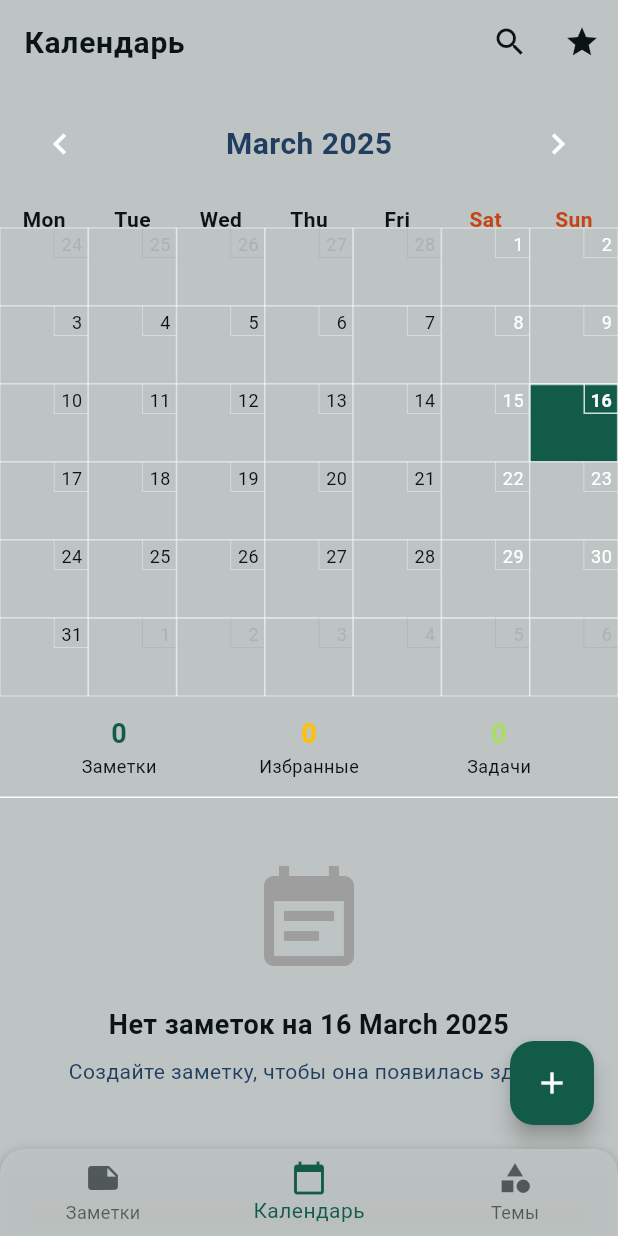
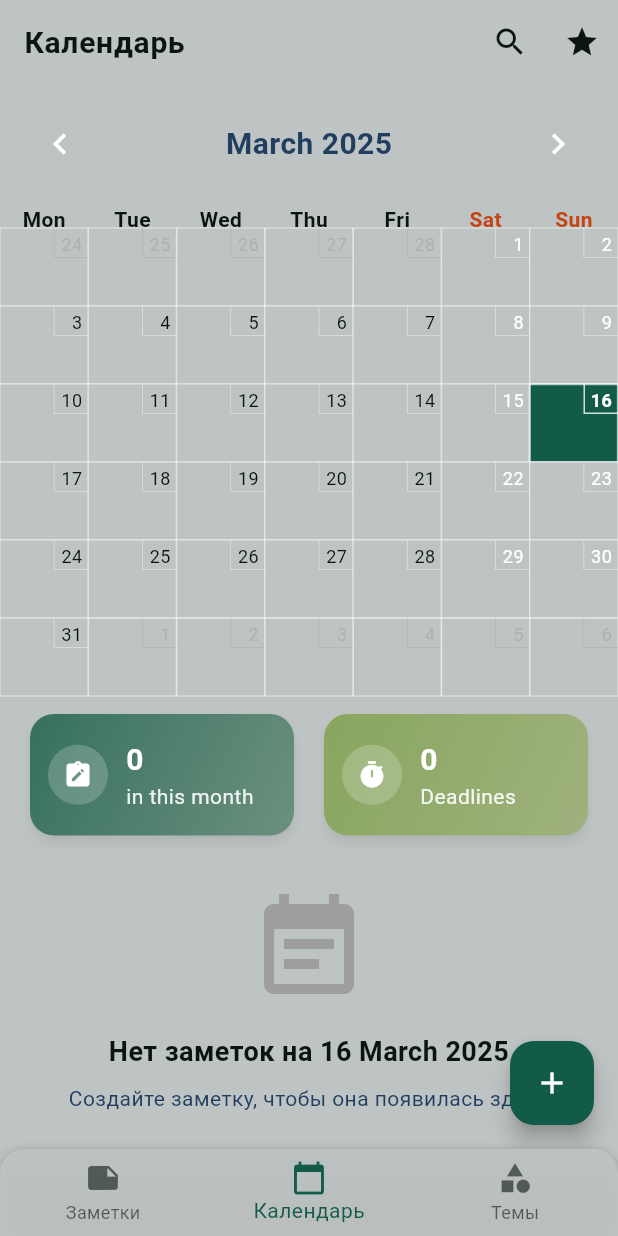
Before and after one commit to Artoxem/notelink, a Flutter app: the screen it shows after launch, item 2 of the bottom bar chosen, on a phone screen of 412 x 824 dp. Run offline on Flutter 3.47's test engine with Material 3 defaults, Android fonts, the phone set to English and light mode, and no system bars; drawn by our look-alikes of table_calendar; our stand-ins replace file_picker, flutter_markdown, image_picker, just_audio, permission_handler, shared_preferences and 1 more; missing offline and left inert: record; accounts and stored records are empty.

Commit message:
note editor fix

```diff
--- a/lib/main.dart
+++ b/lib/main.dart
@@ -1,6 +1,7 @@
 import 'package:flutter/material.dart';
 import 'package:provider/provider.dart';
 import 'package:shared_preferences/shared_preferences.dart';
+import 'package:flutter_localizations/flutter_localizations.dart'; // Добавляем импорт
 import 'providers/app_provider.dart';
 import 'providers/notes_provider.dart';
 import 'providers/themes_provider.dart';
@@ -63,6 +64,18 @@ class MyApp extends StatelessWidget {
           return MaterialApp(
             title: 'NoteLink',
             debugShowCheckedModeBanner: false,
+            // Добавляем настройки локализации
+            localizationsDelegates: const [
+              GlobalMaterialLocalizations.delegate,
+              GlobalWidgetsLocalizations.delegate,
+              GlobalCupertinoLocalizations.delegate,
+            ],
+            supportedLocales: const [
+              Locale('ru', 'RU'), // Russian
+              Locale('en', 'US'), // English
+            ],
+            locale: const Locale(
+                'ru', 'RU'), // Установка русской локализации по умолчанию
             theme: ThemeData(
               primaryColor: AppColors.primary,
               scaffoldBackgroundColor: AppColors.primary,
--- a/lib/screens/calendar_screen.dart
+++ b/lib/screens/calendar_screen.dart
@@ -838,6 +838,7 @@ class _CalendarScreenState extends State<CalendarScreen>
     );
   }
 
+  // счетчики под календарем
   Widget _buildMonthStats() {
     final notesProvider = Provider.of<NotesProvider>(context);
     final notes = notesProvider.notes;
@@ -848,116 +849,143 @@ class _CalendarScreenState extends State<CalendarScreen>
           note.createdAt.month == _focusedDay.month;
     }).toList();
 
-    // Считаем количество избранных и задач с дедлайнами
-    final favoriteNotes =
-        currentMonthNotes.where((note) => note.isFavorite).toList();
+    // Считаем количество задач с дедлайнами
     final tasksNotes =
         currentMonthNotes.where((note) => note.hasDeadline).toList();
-    final notesWithoutThemes =
-        currentMonthNotes.where((note) => note.themeIds.isEmpty).toList();
 
-    // Группируем заметки по темам для отображения в легенде
-    Map<String, int> themeNotesCount = {};
-    for (final note in currentMonthNotes) {
-      if (note.themeIds.isNotEmpty) {
-        final themeId = note.themeIds.first;
-        themeNotesCount[themeId] = (themeNotesCount[themeId] ?? 0) + 1;
-      }
-    }
-
-    return Column(
-      children: [
-        // Информационные блоки
-        Container(
-          padding: const EdgeInsets.symmetric(vertical: 12, horizontal: 16),
+    return Container(
+      margin: const EdgeInsets.symmetric(horizontal: 16, vertical: 8),
       child: Row(
         children: [
-              // Все заметки месяца
+          // Все заметки месяца - стильная карточка
           Expanded(
-                child: GestureDetector(
-                  onTap: () {
-                    // TODO: Переход на экран всех заметок текущего месяца
-                  },
-                  child: Column(
+            child: Card(
+              elevation: 3,
+              shape: RoundedRectangleBorder(
+                borderRadius: BorderRadius.circular(16),
+              ),
+              child: Container(
+                padding:
+                    const EdgeInsets.symmetric(vertical: 16, horizontal: 12),
+                decoration: BoxDecoration(
+                  gradient: LinearGradient(
+                    colors: [
+                      AppColors.accentSecondary.withOpacity(0.8),
+                      AppColors.accentSecondary.withOpacity(0.5),
+                    ],
+                    begin: Alignment.topLeft,
+                    end: Alignment.bottomRight,
+                  ),
+                  borderRadius: BorderRadius.circular(16),
+                ),
+                child: Row(
+                  children: [
+                    Container(
+                      width: 40,
+                      height: 40,
+                      decoration: BoxDecoration(
+                        color: Colors.white.withOpacity(0.2),
+                        shape: BoxShape.circle,
+                      ),
+                      child: Icon(
+                        Icons.note_alt,
+                        color: Colors.white,
+                        size: 20,
+                      ),
+                    ),
+                    SizedBox(width: 12),
+                    Column(
+                      crossAxisAlignment: CrossAxisAlignment.start,
                       children: [
                         Text(
                           currentMonthNotes.length.toString(),
-                        style: const TextStyle(
-                          fontSize: 18,
+                          style: TextStyle(
+                            fontSize: 20,
                             fontWeight: FontWeight.bold,
-                          color: AppColors.accentSecondary,
+                            color: Colors.white,
                           ),
                         ),
-                      const Text(
-                        'Заметки',
-                        style: TextStyle(fontSize: 12),
+                        Text(
+                          'in this month',
+                          style: TextStyle(
+                            fontSize: 14,
+                            color: Colors.white.withOpacity(0.9),
+                          ),
+                        ),
+                      ],
                     ),
                   ],
                 ),
               ),
             ),
+          ),
 
-              // Избранные заметки месяца
+          SizedBox(width: 12),
+
+          // Задачи с дедлайном - стильная карточка
           Expanded(
-                child: GestureDetector(
-                  onTap: () {
-                    Navigator.push(
-                      context,
-                      MaterialPageRoute(
-                        builder: (context) => const FavoriteScreen(),
+            child: Card(
+              elevation: 3,
+              shape: RoundedRectangleBorder(
+                borderRadius: BorderRadius.circular(16),
               ),
-                    );
-                  },
-                  child: Column(
+              child: Container(
+                padding:
+                    const EdgeInsets.symmetric(vertical: 16, horizontal: 12),
+                decoration: BoxDecoration(
+                  gradient: LinearGradient(
+                    colors: [
+                      Color.fromARGB(255, 121, 158, 73).withOpacity(0.8),
+                      Color.fromARGB(255, 121, 158, 73).withOpacity(0.5),
+                    ],
+                    begin: Alignment.topLeft,
+                    end: Alignment.bottomRight,
+                  ),
+                  borderRadius: BorderRadius.circular(16),
+                ),
+                child: Row(
+                  children: [
+                    Container(
+                      width: 40,
+                      height: 40,
+                      decoration: BoxDecoration(
+                        color: Colors.white.withOpacity(0.2),
+                        shape: BoxShape.circle,
+                      ),
+                      child: Icon(
+                        Icons.timer,
+                        color: Colors.white,
+                        size: 20,
+                      ),
+                    ),
+                    SizedBox(width: 12),
+                    Column(
+                      crossAxisAlignment: CrossAxisAlignment.start,
                       children: [
                         Text(
-                        favoriteNotes.length.toString(),
-                        style: const TextStyle(
-                          fontSize: 18,
+                          tasksNotes.length.toString(),
+                          style: TextStyle(
+                            fontSize: 20,
                             fontWeight: FontWeight.bold,
-                          color: Colors.amber,
+                            color: Colors.white,
                           ),
                         ),
-                      const Text(
-                        'Избранные',
-                        style: TextStyle(fontSize: 12),
+                        Text(
+                          'Deadlines',
+                          style: TextStyle(
+                            fontSize: 14,
+                            color: Colors.white.withOpacity(0.9),
+                          ),
+                        ),
+                      ],
                     ),
                   ],
                 ),
               ),
             ),
-
-              // Задачи с дедлайном
-              Expanded(
-                child: GestureDetector(
-                  onTap: () {
-                    // TODO: Переход на экран задач с дедлайном
-                  },
-                  child: Column(
-                    children: [
-                      Text(
-                        tasksNotes.length.toString(),
-                        style: const TextStyle(
-                          fontSize: 18,
-                          fontWeight: FontWeight.bold,
-                          color: Color(0xFFAADD66),
-                        ),
-                      ),
-                      const Text(
-                        'Задачи',
-                        style: TextStyle(fontSize: 12),
           ),
         ],
       ),
-                ),
-              ),
-            ],
-          ),
-        ),
-
-        // Разделитель
-        const Divider(height: 1),
-      ],
     );
   }
 
--- a/lib/screens/note_detail_screen.dart
+++ b/lib/screens/note_detail_screen.dart
@@ -711,6 +711,8 @@ class _NoteDetailScreenState extends State<NoteDetailScreen>
                     DateTime.now().add(const Duration(days: 1)),
                 firstDate: DateTime.now(),
                 lastDate: DateTime.now().add(const Duration(days: 365)),
+                locale: const Locale('ru',
+                    'RU'), // Русская локализация использует понедельник как первый день
               );
               if (selectedDate != null) {
                 setState(() {
@@ -736,6 +738,8 @@ class _NoteDetailScreenState extends State<NoteDetailScreen>
               initialDate: _linkedDate ?? widget.initialDate ?? DateTime.now(),
               firstDate: DateTime(2020),
               lastDate: DateTime(2030),
+              locale: const Locale('ru',
+                  'RU'), // Русская локализация использует понедельник как первый день
             );
             if (selectedDate != null) {
               setState(() {
--- a/lib/screens/theme_detail_screen.dart
+++ b/lib/screens/theme_detail_screen.dart
@@ -346,42 +346,50 @@ class _ThemeDetailScreenState extends State<ThemeDetailScreen>
 
   // Извлечение заголовка из контента заметки
   String _getNoteTitleFromContent(String content) {
+    // Удаляем разметку голосовых заметок
+    String cleanContent =
+        content.replaceAll(RegExp(r'!\[voice\]\(voice:[^)]+\)'), '');
+
     // Ищем заголовок Markdown (# Заголовок)
     final headerMatch =
-        RegExp(r'^#{1,3}\s+(.+)$', multiLine: true).firstMatch(content);
+        RegExp(r'^#{1,3}\s+(.+)$', multiLine: true).firstMatch(cleanContent);
     if (headerMatch != null && headerMatch.group(1) != null) {
       return headerMatch.group(1)!;
     }
 
     // Если нет заголовка, берем первую строку
-    final firstLineEnd = content.indexOf('\n');
+    final firstLineEnd = cleanContent.indexOf('\n');
     if (firstLineEnd > 0) {
-      return content.substring(0, firstLineEnd).trim();
+      return cleanContent.substring(0, firstLineEnd).trim();
     }
 
     // Если нет переноса строки, берем весь текст
-    return content.trim();
+    return cleanContent.trim();
   }
 
-  // Извлечение предпросмотра из контента заметки
+// Извлечение предпросмотра из контента заметки
   String _getNotePreviewFromContent(String content) {
+    // Удаляем разметку голосовых заметок
+    String cleanContent =
+        content.replaceAll(RegExp(r'!\[voice\]\(voice:[^)]+\)'), '');
+
     // Ищем текст после заголовка или после первой строки
     final headerMatch =
-        RegExp(r'^#{1,3}\s+(.+)$', multiLine: true).firstMatch(content);
+        RegExp(r'^#{1,3}\s+(.+)$', multiLine: true).firstMatch(cleanContent);
 
     if (headerMatch != null) {
       // Если нашли заголовок, берем текст после него
       final headerEnd = headerMatch.end;
-      if (headerEnd < content.length) {
-        final previewText = content.substring(headerEnd).trim();
+      if (headerEnd < cleanContent.length) {
+        final previewText = cleanContent.substring(headerEnd).trim();
         return previewText.isEmpty ? 'Нет дополнительного текста' : previewText;
       }
     }
 
     // Если нет заголовка, ищем текст после первой строки
-    final firstLineEnd = content.indexOf('\n');
-    if (firstLineEnd > 0 && firstLineEnd < content.length - 1) {
-      return content.substring(firstLineEnd + 1).trim();
+    final firstLineEnd = cleanContent.indexOf('\n');
+    if (firstLineEnd > 0 && firstLineEnd < cleanContent.length - 1) {
+      return cleanContent.substring(firstLineEnd + 1).trim();
     }
 
     // Если нет дополнительного текста
--- a/lib/screens/themes_screen.dart
+++ b/lib/screens/themes_screen.dart
@@ -600,17 +600,17 @@ class _ThemesScreenState extends State<ThemesScreen> {
         note.hasAudio ||
         note.hasFiles ||
         note.hasVoiceNotes ||
-        note.content.contains('![voice]');
+        RegExp(r'!\[voice\]\(voice:[^)]+\)').hasMatch(note.content);
   }
 
-  // Создание иконки медиа для заметки
+// Создание иконки медиа для заметки
   Widget _buildMediaIcon(Note note) {
     // Приоритет иконок: изображение > голос > файл
     if (note.hasImages) {
       return const Icon(Icons.image, size: 16, color: AppColors.accentPrimary);
     } else if (note.hasAudio ||
         note.hasVoiceNotes ||
-        note.content.contains('![voice]')) {
+        RegExp(r'!\[voice\]\(voice:[^)]+\)').hasMatch(note.content)) {
       return const Icon(Icons.mic, size: 16, color: Colors.purple);
     } else if (note.hasFiles) {
       return const Icon(Icons.attach_file, size: 16, color: Colors.blue);
--- a/pubspec.yaml
+++ b/pubspec.yaml
@@ -8,6 +8,8 @@ environment:
 
 dependencies:
   flutter:
+    sdk: flutter
+  flutter_localizations:
     sdk: flutter
   provider: ^6.1.2 # Управление состоянием приложения
   uuid: ^4.0.0+1 # Генерация уникальных идентификаторов
```
Also changed, not shown: pubspec.lock. Lines whose indentation alone changed are shown as unchanged.
